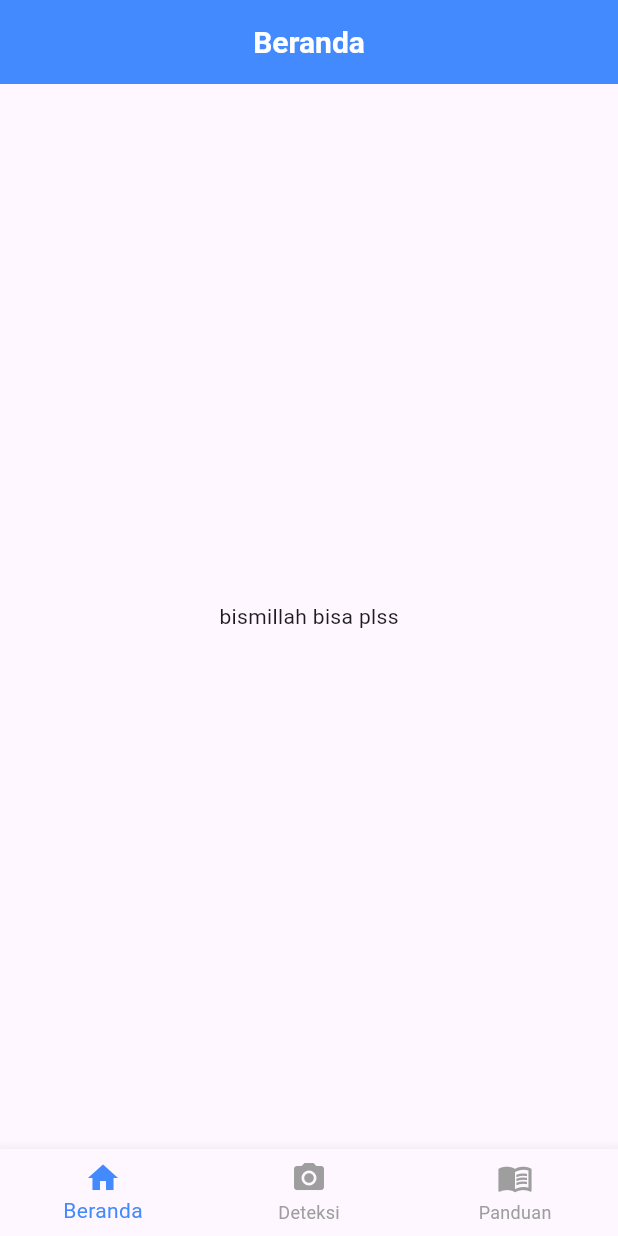
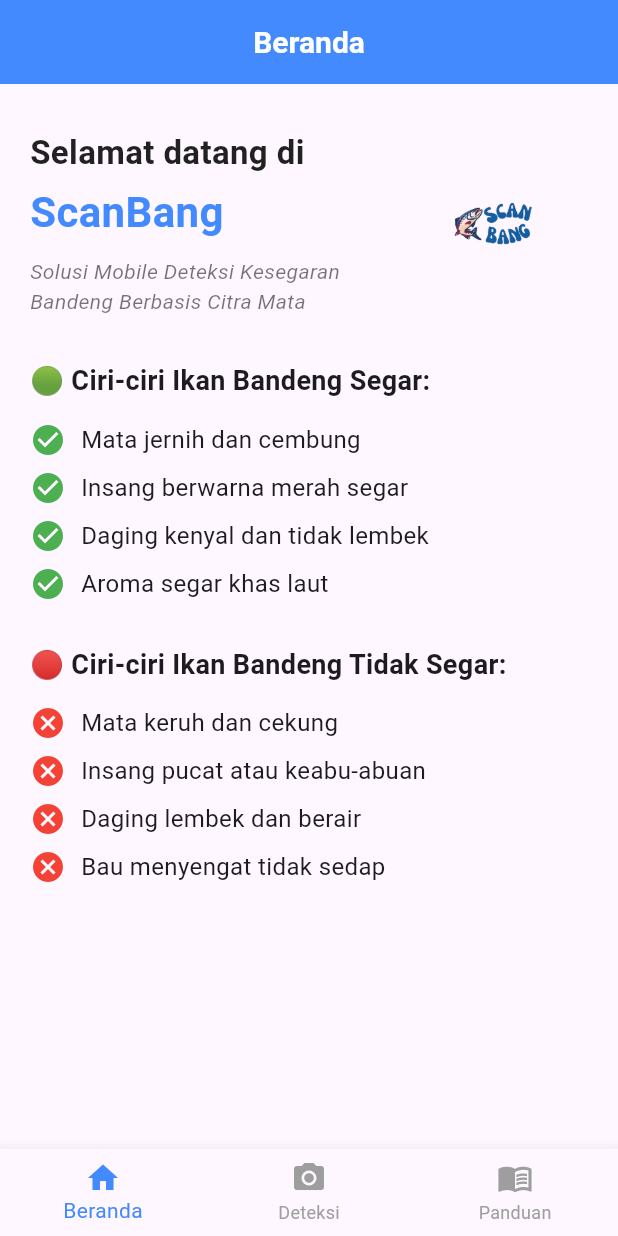
Before and after one commit to KhalimahMusaadah/milkfishfreshness_app, a Flutter app: the screen it shows after launch, on a phone screen of 412 x 824 dp. Run offline on Flutter 3.47's test engine with Material 3 defaults, Android fonts, the phone set to English and light mode, and no system bars; our stand-ins replace image_cropper, image_picker; missing offline and left inert: tflite_flutter.

Commit message:
add fonts

```diff
--- a/lib/screens/HomePage.dart
+++ b/lib/screens/HomePage.dart
@@ -39,28 +39,113 @@
 }
 
 //class _homeContent
-class _HomeContent extends StatelessWidget{
+class _HomeContent extends StatelessWidget {
   @override
-  Widget build(BuildContext context){
-    return const Center(
-      child: Text('bismillah bisa plss'),
+  Widget build(BuildContext context) {
+    return SingleChildScrollView(
+      padding: const EdgeInsets.symmetric(horizontal: 20, vertical: 30),
+      child: Column(
+        crossAxisAlignment: CrossAxisAlignment.start,
+        children: [
+          // Bagian Header (Teks di kiri, logo di kanan)
+          Row(
+            crossAxisAlignment: CrossAxisAlignment.center,
+            children: [
+              // Teks
+              Expanded(
+                flex: 2,
+                child: Column(
+                  crossAxisAlignment: CrossAxisAlignment.start,
+                  children: const [
+                    Text(
+                      'Selamat datang di',
+                      style: TextStyle(
+                        fontSize: 22,
+                        fontWeight: FontWeight.bold,
+                        color: Colors.black87,
+                      ),
+                    ),
+                    SizedBox(height: 4),
+                    Text(
+                      'ScanBang',
+                      style: TextStyle(
+                        fontSize: 28,
+                        fontWeight: FontWeight.bold,
+                        color: Colors.blueAccent,
+                      ),
+                    ),
+                    SizedBox(height: 10),
+                    Text(
+                      'Solusi Mobile Deteksi Kesegaran\nBandeng Berbasis Citra Mata',
+                      style: TextStyle(
+                        fontSize: 14,
+                        fontStyle: FontStyle.italic,
+                        color: Colors.black54,
+                      ),
+                    ),
+                  ],
+                ),
+              ),
+
+              const SizedBox(width: 20),
+
+              // Logo
+              Expanded(
+                flex: 1,
+                child: Image.asset(
+                  'assets/images/logo.png',
+                  height: 100,
+                  fit: BoxFit.contain,
+                ),
+              ),
+            ],
+          ),
+
+          const SizedBox(height: 30),
+
+          // Ciri-ciri Ikan Segar
+          const Text(
+            '🟢 Ciri-ciri Ikan Bandeng Segar:',
+            style: TextStyle(fontSize: 18, fontWeight: FontWeight.bold),
+          ),
+          const SizedBox(height: 10),
+          _buildCiriItem(Icons.check_circle, 'Mata jernih dan cembung'),
+          _buildCiriItem(Icons.check_circle, 'Insang berwarna merah segar'),
+          _buildCiriItem(Icons.check_circle, 'Daging kenyal dan tidak lembek'),
+          _buildCiriItem(Icons.check_circle, 'Aroma segar khas laut'),
+
+          const SizedBox(height: 25),
+
+          // Ciri-ciri Ikan Tidak Segar
+          const Text(
+            '🔴 Ciri-ciri Ikan Bandeng Tidak Segar:',
+            style: TextStyle(fontSize: 18, fontWeight: FontWeight.bold),
+          ),
+          const SizedBox(height: 10),
+          _buildCiriItem(Icons.cancel, 'Mata keruh dan cekung'),
+          _buildCiriItem(Icons.cancel, 'Insang pucat atau keabu-abuan'),
+          _buildCiriItem(Icons.cancel, 'Daging lembek dan berair'),
+          _buildCiriItem(Icons.cancel, 'Bau menyengat tidak sedap'),
+        ],
+      ),
+    );
+  }
+
+  Widget _buildCiriItem(IconData icon, String text) {
+    return Padding(
+      padding: const EdgeInsets.symmetric(vertical: 4),
+      child: Row(
+        children: [
+          Icon(icon, color: icon == Icons.check_circle ? Colors.green : Colors.red),
+          const SizedBox(width: 10),
+          Expanded(
+            child: Text(
+              text,
+              style: const TextStyle(fontSize: 16),
+            ),
+          ),
+        ],
+      ),
     );
   }
 }
-
-//widget sementara buat halaman lain
-class PlaceholderWidget extends StatelessWidget{
-  final String title;
-
-  const PlaceholderWidget({
-    super.key,
-    required this.title
-  });
-
-  @override
-  Widget build(BuildContext context){
-    return Center(
-      child: Text('halaman $title dibuat nanti'),
-    );
-  }
-}
--- a/lib/screens/SplashScreen.dart
+++ b/lib/screens/SplashScreen.dart
@@ -22,19 +22,7 @@
     return Scaffold(
       backgroundColor: Colors.white,
       body: Center(
-        child: Column(
-          mainAxisAlignment: MainAxisAlignment.center,
-          children: [
-            // error handling logo
-            _buildLogo(),
-            const SizedBox(height: 20),
-            // loading indicator
-            const CircularProgressIndicator(
-              valueColor: AlwaysStoppedAnimation<Color>(Colors.blueAccent),
-              strokeWidth: 3,
-            ),
-          ],
-        ),
+        child: _buildLogo(),
       ),
     );
   }
@@ -42,13 +30,13 @@
   Widget _buildLogo() {
     return Image.asset(
       'assets/images/logo.png',
-      width: 150,
-      height: 150,
+      width: 250, // diperbesar
+      height: 250,
       errorBuilder: (context, error, stackTrace) {
         debugPrint("Error loading logo: $error");
         return Container(
-          width: 150,
-          height: 150,
+          width: 250,
+          height: 250,
           color: Colors.grey[200],
           child: const Icon(Icons.image_not_supported, color: Colors.grey),
         );
--- a/pubspec.yaml
+++ b/pubspec.yaml
@@ -63,6 +63,12 @@
   uses-material-design: true
 
   # To add assets to your application, add an assets section, like this:
+  fonts:
+    - family: Montserrat
+      fonts:
+        - asset: assets/fonts/Montserrat-Regular.ttf
+        - asset: assets/fonts/Montserrat-Bold.ttf
+          weight: 700
   assets:
     - assets/images/logo.png
     - assets/models/model.tflite
```
Also changed, not shown: assets/fonts/Montserrat-Bold.ttf (added), assets/fonts/Montserrat-Regular.ttf (added).
